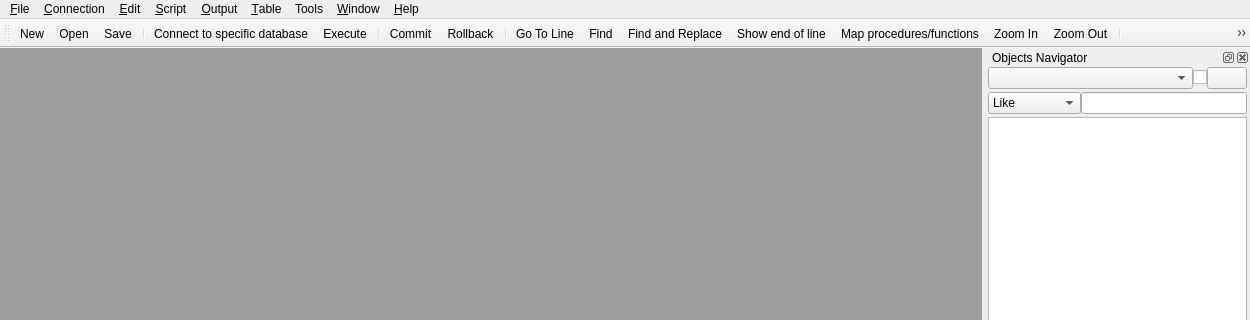
Qt form source/qtdesigner/MSql_editor_win1_ui.ui (MValaguz/MSql) before a commit; both pictures show x 0 to 1250 and y 0 to 320 of the 1250 by 881 pixel window.
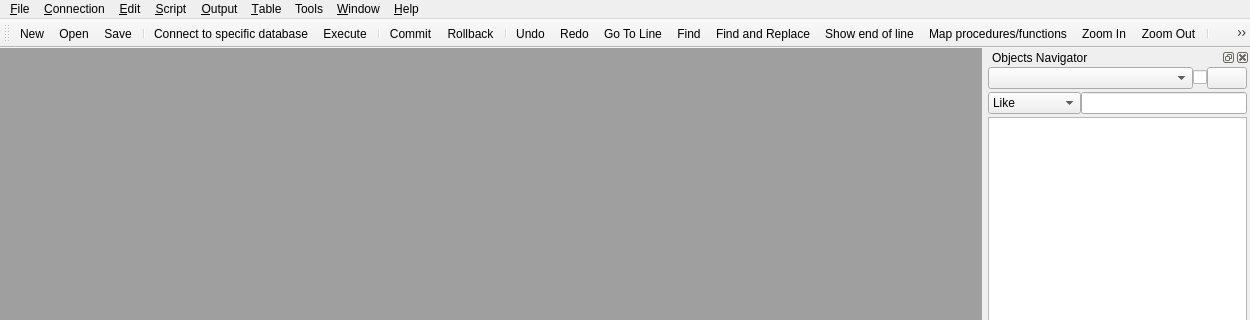
The same form after that commit. Icons and pictures are not drawn.

What changed in the file:
```diff
--- a/source/qtdesigner/MSql_editor_win1_ui.ui
+++ b/source/qtdesigner/MSql_editor_win1_ui.ui
@@ -609,6 +609,8 @@
    <addaction name="actionCommit"/>
    <addaction name="actionRollback"/>
    <addaction name="separator"/>
+   <addaction name="actionUndo"/>
+   <addaction name="actionRedo"/>
    <addaction name="actionGo_To_Line"/>
    <addaction name="actionFind"/>
    <addaction name="actionFind_and_Replace"/>
@@ -617,6 +619,9 @@
    <addaction name="actionZoom_In"/>
    <addaction name="actionZoom_Out"/>
    <addaction name="separator"/>
+   <addaction name="actionAutoColumnResize"/>
+   <addaction name="actionExport_to_Excel"/>
+   <addaction name="separator"/>
    <addaction name="actionClear_output"/>
    <addaction name="actionMake_table_editable"/>
    <addaction name="actionSave_modified_data"/>
@@ -624,6 +629,7 @@
    <addaction name="actionHistory"/>
    <addaction name="actionCreate_autocompletation_dictionary"/>
    <addaction name="actionPreferences"/>
+   <addaction name="actionProgram_info"/>
   </widget>
   <action name="actionOpen">
    <property name="icon">
```
Left out of the diff: 9 changed lines with no effect on the pictures.
